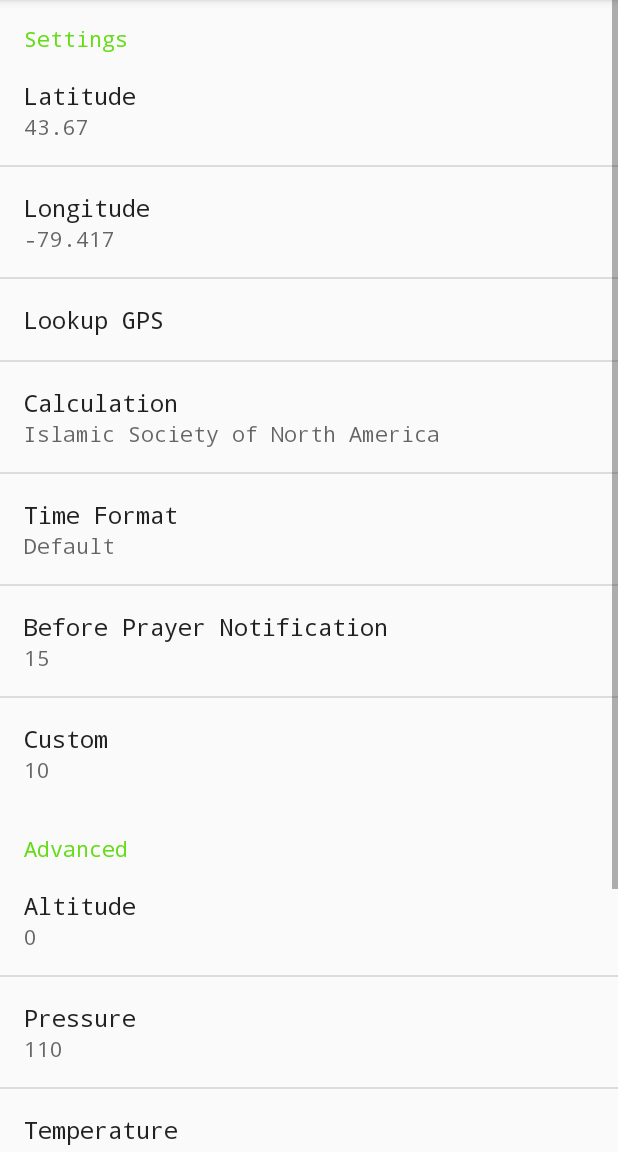
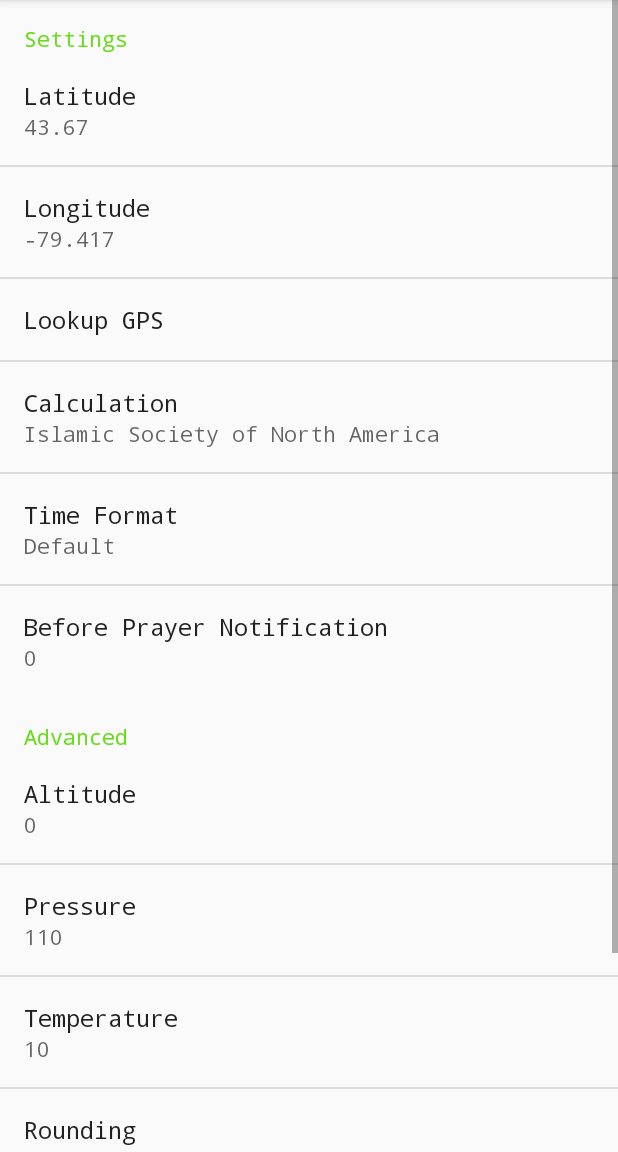
Before and after one commit to jmasalma/AdhanAlarm3, an Android app built with Jetpack Compose: the fragment SettingsFragment shown on its own in the app's theme, on a phone screen of 412 x 824 dp, the part 84-1236 px from its top. Run offline under Robolectric (Android 15) with nearby library versions, the phone set to English and light mode, and no system bars; 8 statements that could not run were skipped.

Commit message:
feat: Dismiss previous prayer notification and simplify settings
When a prayer time notification is triggered, the notification for the previous prayer is now dismissed. This prevents the accumulation of old prayer notifications.

The "Before notification" setting has been simplified to a single input for minutes, with 0 disabling the notification. This removes the previous complex and confusing options.

```diff
--- a/app/src/main/res/values/strings.xml
+++ b/app/src/main/res/values/strings.xml
@@ -70,6 +70,7 @@
     <string name="aggressive">Aggressive</string>
     <string name="offset">Offset</string>
     <string name="minutes">minutes</string>
+    <string name="minutes_0_to_disable">Minutes (0 to disable)</string>
     <string name="before_prayer_notification">Before Prayer Notification</string>
     <string name="language">Language</string>
     <string name="theme">Theme</string>
--- a/app/src/main/res/xml/settings.xml
+++ b/app/src/main/res/xml/settings.xml
@@ -29,19 +29,12 @@
             android:entries="@array/time_format"
             android:entryValues="@array/time_format_values"
             android:defaultValue="0" />
-        <ListPreference
+        <EditTextPreference
             android:key="beforePrayerNotification"
             android:title="@string/before_prayer_notification"
-            android:summary="%s"
-            android:entries="@array/before_prayer_notification_entries"
-            android:entryValues="@array/before_prayer_notification_values"
-            android:defaultValue="15" />
-        <EditTextPreference
-            android:key="beforePrayerNotificationCustom"
-            android:title="@string/custom"
-            android:summary="@string/minutes"
+            android:summary="@string/minutes_0_to_disable"
             android:inputType="number"
-            android:defaultValue="10" />
+            android:defaultValue="0" />
     </PreferenceCategory>
 
     <PreferenceCategory android:title="@string/advanced">
```
Also changed, not shown: app/src/main/java/islam/adhanalarm/SettingsFragment.java (+0 -12 lines), app/src/main/java/islam/adhanalarm/handler/ScheduleHandler.java (+6 -3 lines).
